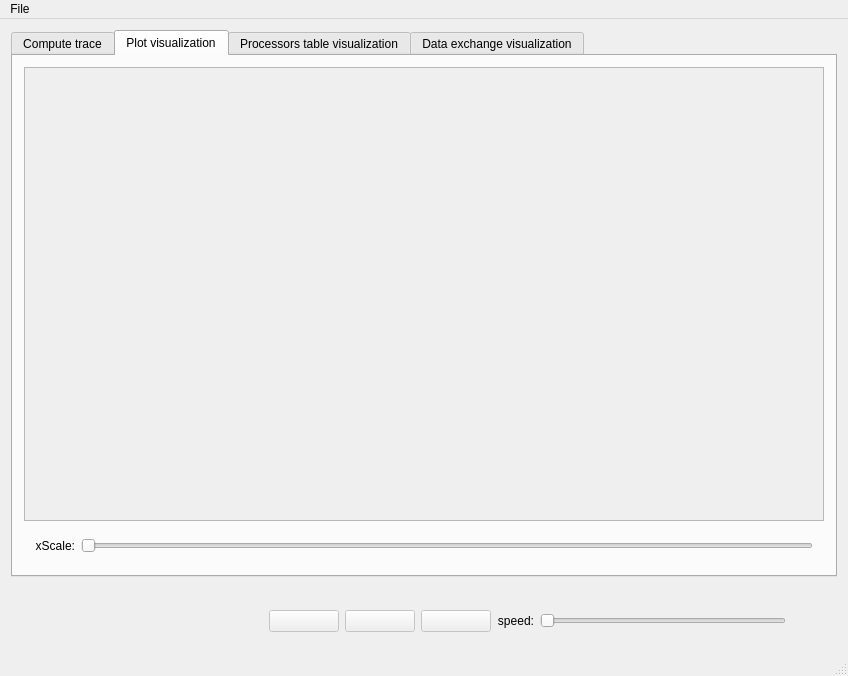
Before: the Qt Designer form visualizer/mainwindow.ui in Justice01/bnb-visualizer, drawn with Qt 5.
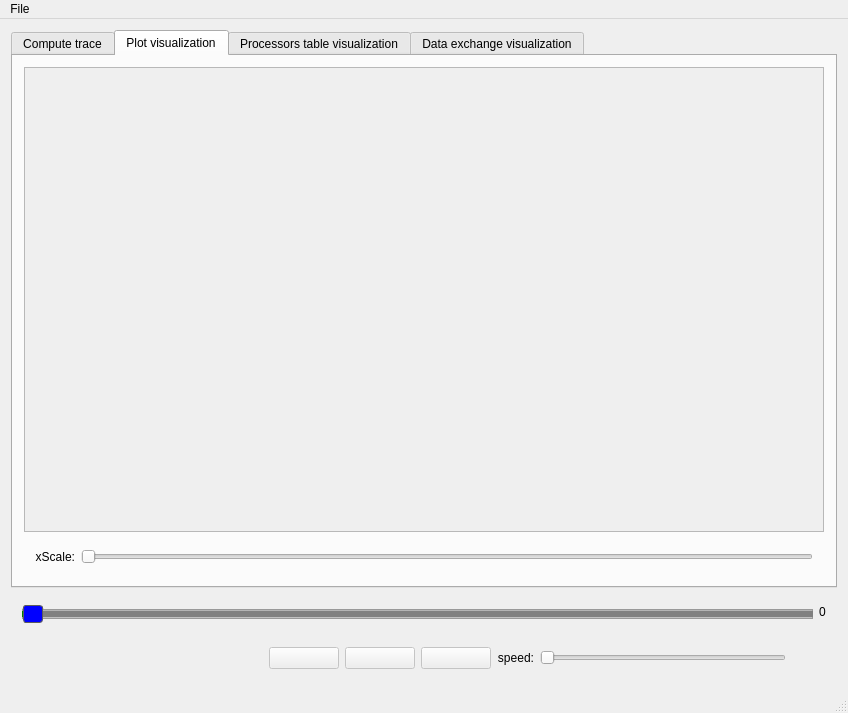
After: the same form once the commit is applied. The open tabs and pages were chosen to show the change. Icons and pictures are not drawn.

Diff of the .ui file:
```diff
--- a/visualizer/mainwindow.ui
+++ b/visualizer/mainwindow.ui
@@ -6,8 +6,8 @@
    <rect>
     <x>0</x>
     <y>0</y>
-    <width>824</width>
-    <height>661</height>
+    <width>842</width>
+    <height>713</height>
    </rect>
   </property>
   <property name="windowTitle">
@@ -659,8 +659,8 @@
               <rect>
                <x>0</x>
                <y>0</y>
-               <width>780</width>
-               <height>423</height>
+               <width>798</width>
+               <height>449</height>
               </rect>
              </property>
              <layout class="QGridLayout" name="gridLayout">
@@ -726,7 +726,7 @@
         <property name="minimumSize">
          <size>
           <width>0</width>
-          <height>10</height>
+          <height>36</height>
          </size>
         </property>
         <layout class="QHBoxLayout" name="horizontalLayout_4">
@@ -735,6 +735,12 @@
            <property name="enabled">
             <bool>false</bool>
            </property>
+           <property name="minimumSize">
+            <size>
+             <width>0</width>
+             <height>18</height>
+            </size>
+           </property>
            <property name="styleSheet">
             <string notr="true"> QSlider::groove:horizontal {
      border: 1px solid #999999;
```
Left out of the diff: 14 changed lines with no effect on the pictures.
